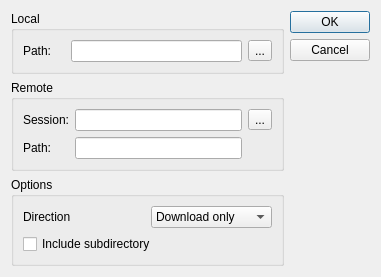
First picture: the form in src/synchronizeoptiondialog.ui, repository kitech/nullfxp, before the edit.
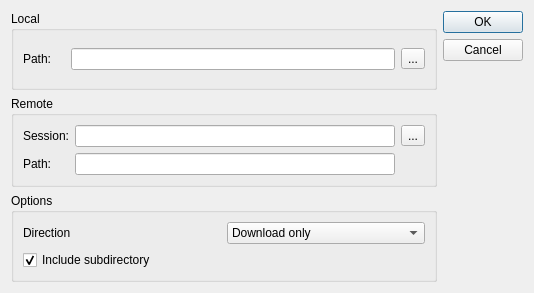
Second picture: the form after the edit.

Diff of the .ui file:
```diff
--- a/src/synchronizeoptiondialog.ui
+++ b/src/synchronizeoptiondialog.ui
@@ -5,8 +5,8 @@
    <rect>
     <x>0</x>
     <y>0</y>
-    <width>381</width>
-    <height>246</height>
+    <width>534</width>
+    <height>293</height>
    </rect>
   </property>
   <property name="windowTitle" >
@@ -121,6 +121,9 @@
           <property name="text" >
            <string>Include subdirectory</string>
           </property>
+          <property name="checked" >
+           <bool>true</bool>
+          </property>
          </widget>
         </item>
        </layout>
@@ -134,7 +137,7 @@
       <enum>Qt::Vertical</enum>
      </property>
      <property name="standardButtons" >
-      <set>QDialogButtonBox::Cancel|QDialogButtonBox::NoButton|QDialogButtonBox::Ok</set>
+      <set>QDialogButtonBox::Cancel|QDialogButtonBox::Ok</set>
      </property>
     </widget>
    </item>
```
